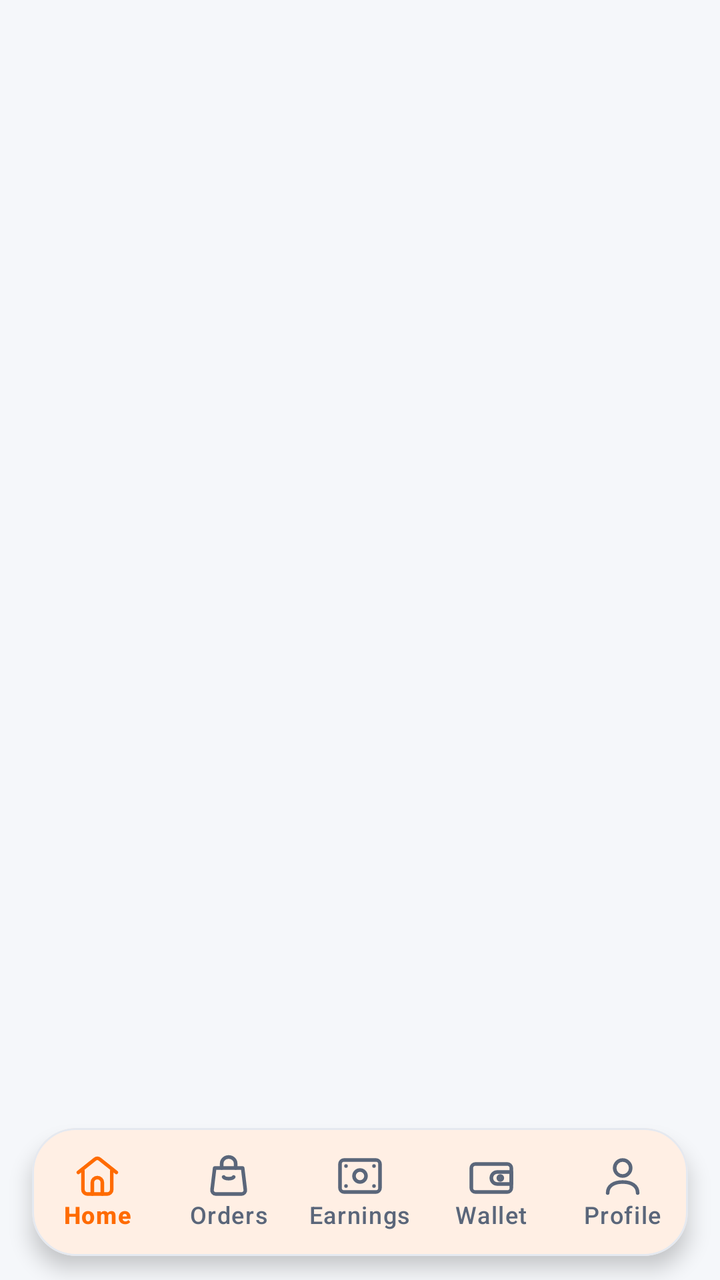
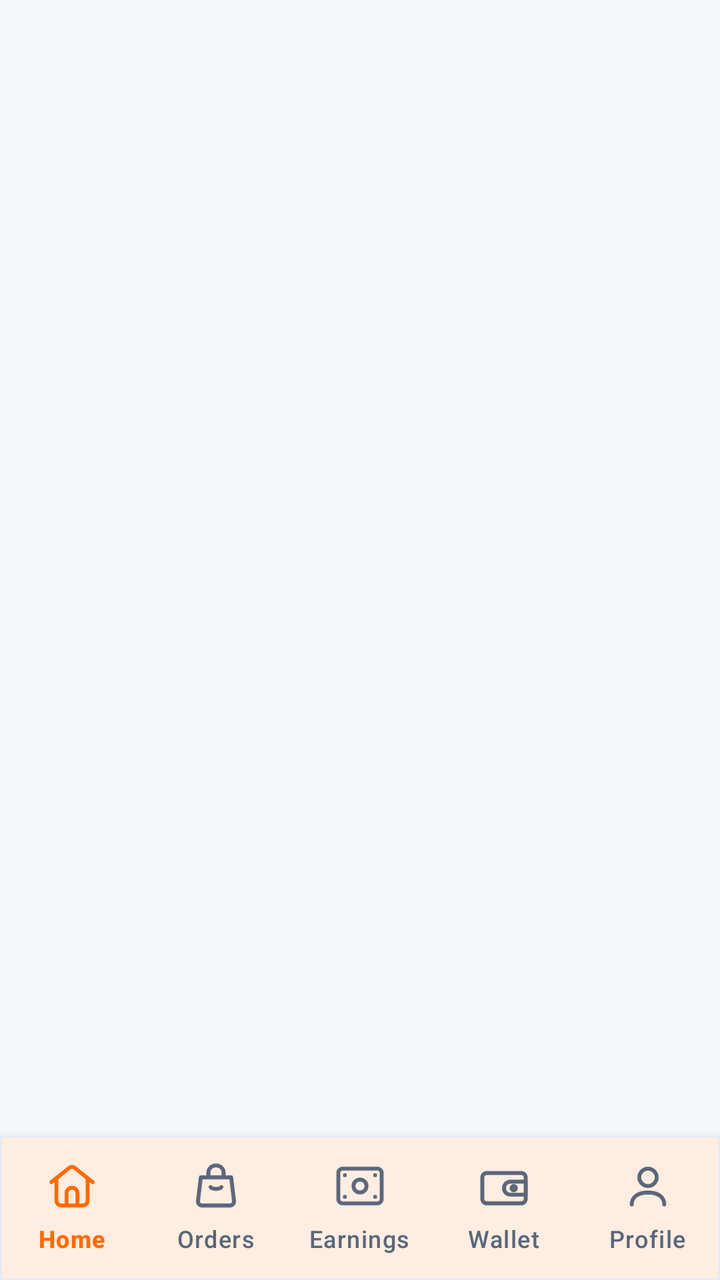

Compare the two renders of this Android layout. The source of the first and the diff that turns it into the second are given below.
<!-- AndroidManifest.xml: application theme Theme.AKRHunger -->
<!-- res/layout/activity_main.xml -->
<?xml version="1.0" encoding="utf-8"?>
<RelativeLayout
    xmlns:android="http://schemas.android.com/apk/res/android"
    xmlns:app="http://schemas.android.com/apk/res-auto"
    android:id="@+id/main_root"
    android:layout_width="match_parent"
    android:layout_height="match_parent"
    android:background="@color/background">

    
    <FrameLayout
        android:id="@+id/fragment_container"
        android:layout_width="match_parent"
        android:layout_height="match_parent"
        android:clipToPadding="false"
        android:paddingBottom="88dp" />

    
    <com.google.android.material.card.MaterialCardView
        android:id="@+id/card_bottom_nav"
        android:layout_width="match_parent"
        android:layout_height="wrap_content"
        android:layout_alignParentBottom="true"
        android:layout_marginStart="16dp"
        android:layout_marginEnd="16dp"
        android:layout_marginBottom="12dp"
        app:cardCornerRadius="22dp"
        app:cardElevation="6dp"
        app:strokeWidth="1dp"
        app:strokeColor="@color/card_border"
        app:cardBackgroundColor="@color/surface">

        <com.google.android.material.bottomnavigation.BottomNavigationView
            android:id="@+id/bottom_navigation"
            android:layout_width="match_parent"
            android:layout_height="64dp"
            android:background="@android:color/transparent"
            app:elevation="0dp"
            app:itemIconTint="@color/sel_bottom_nav_item"
            app:itemTextColor="@color/sel_bottom_nav_item"
            app:itemIconSize="24dp"
            app:itemRippleColor="@color/primary_10"
            app:itemActiveIndicatorStyle="@style/Widget.AKR.BottomNav.ActiveIndicator"
            app:itemTextAppearanceActive="@style/TextAppearance.AKR.BottomNav.Active"
            app:itemTextAppearanceInactive="@style/TextAppearance.AKR.BottomNav.Inactive"
            app:labelVisibilityMode="labeled"
            app:menu="@menu/delivery_bottom_nav_menu" />

    </com.google.android.material.card.MaterialCardView>

</RelativeLayout>
<!-- resources referenced by this layout -->
<resources>
  <color name="background">#F5F7FA</color>
  <color name="card_border">#E5E9F0</color>
  <color name="primary_10">#1AFF6B00</color>
  <color name="surface">#FFFFFF</color>
  <style name="TextAppearance.AKR.BottomNav.Active" parent="TextAppearance.Material3.LabelSmall">
          <item name="android:textSize">12sp</item>
          <item name="android:textStyle">bold</item>
          <item name="android:fontFamily">sans-serif-medium</item>
      </style>
  <style name="TextAppearance.AKR.BottomNav.Inactive" parent="TextAppearance.Material3.LabelSmall">
          <item name="android:textSize">12sp</item>
          <item name="android:textStyle">normal</item>
          <item name="android:fontFamily">sans-serif</item>
      </style>
  <style name="Widget.AKR.BottomNav.ActiveIndicator" parent="Widget.Material3.BottomNavigationView.ActiveIndicator">
          <item name="android:color">@color/primary_tint</item>
          <item name="android:width">48dp</item>
          <item name="android:height">32dp</item>
          <item name="shapeAppearance">@style/ShapeAppearance.AKR.Pill</item>
      </style>
  <color name="primary_tint">#FFF0E6</color>
  <style name="ShapeAppearance.AKR.Pill" parent="">
          <item name="cornerFamily">rounded</item>
          <item name="cornerSize">16dp</item>
      </style>
  <color name="primary">#FF6B00</color>
  <color name="primary_dark">#E85D04</color>
  <color name="on_primary">#FFFFFF</color>
  <color name="secondary">#E9A23B</color>
  <color name="on_secondary">#17212B</color>
  <color name="on_surface">#17212B</color>
  <color name="surface_variant">#EEF2F6</color>
  <color name="text_secondary">#5A667A</color>
  <style name="ThemeOverlay.AKR.BottomSheetDialog" parent="ThemeOverlay.Material3.BottomSheetDialog">
          <item name="bottomSheetStyle">@style/Widget.AKR.BottomSheet</item>
      </style>
  <style name="ShapeAppearance.AKR.Dialog" parent="">
          <item name="cornerFamily">rounded</item>
          <item name="cornerSize">24dp</item>
      </style>
  <style name="TextAppearance.AKR.Dialog.Title" parent="MaterialAlertDialog.Material3.Title.Text">
          <item name="android:textColor">@color/text_primary</item>
          <item name="android:textSize">19sp</item>
          <item name="android:fontFamily">sans-serif-black</item>
      </style>
  <style name="TextAppearance.AKR.Dialog.Body" parent="MaterialAlertDialog.Material3.Body.Text">
          <item name="android:textColor">@color/text_secondary</item>
          <item name="android:textSize">14sp</item>
          <item name="android:fontFamily">sans-serif</item>
          <item name="android:lineSpacingMultiplier">1.3</item>
      </style>
  <style name="Widget.AKR.Dialog.Button.Positive" parent="Widget.Material3.Button.TextButton.Dialog">
          <item name="android:textColor">@color/primary</item>
          <item name="android:fontFamily">sans-serif-bold</item>
          <item name="android:textSize">14sp</item>
          <item name="android:textAllCaps">false</item>
          <item name="cornerRadius">18dp</item>
      </style>
  <style name="Widget.AKR.Dialog.Button.Neutral" parent="Widget.Material3.Button.TextButton.Dialog">
          <item name="android:textColor">@color/info</item>
          <item name="android:fontFamily">sans-serif-bold</item>
          <item name="android:textSize">14sp</item>
          <item name="android:textAllCaps">false</item>
          <item name="cornerRadius">18dp</item>
      </style>
  <style name="Widget.AKR.BottomSheet" parent="Widget.Material3.BottomSheet">
          <item name="shapeAppearanceOverlay">@style/ShapeAppearance.AKR.BottomSheet</item>
          <item name="backgroundTint">@color/surface</item>
      </style>
  <color name="text_primary">#17212B</color>
  <color name="info">#2563EB</color>
  <style name="ShapeAppearance.AKR.BottomSheet" parent="">
          <item name="cornerFamily">rounded</item>
          <item name="cornerSizeTopLeft">28dp</item>
          <item name="cornerSizeTopRight">28dp</item>
      </style>
  <!-- unchanged entries left out for length: 3 -->
</resources>

<!-- the commit's change to res/layout/activity_main.xml (unified diff, before → after) -->
@@ -21,11 +21,8 @@
         android:layout_width="match_parent"
         android:layout_height="wrap_content"
         android:layout_alignParentBottom="true"
-        android:layout_marginStart="16dp"
-        android:layout_marginEnd="16dp"
-        android:layout_marginBottom="12dp"
-        app:cardCornerRadius="22dp"
-        app:cardElevation="6dp"
+        app:cardCornerRadius="0dp"
+        app:cardElevation="8dp"
         app:strokeWidth="1dp"
         app:strokeColor="@color/card_border"
         app:cardBackgroundColor="@color/surface">
@@ -33,16 +30,14 @@
         <com.google.android.material.bottomnavigation.BottomNavigationView
             android:id="@+id/bottom_navigation"
             android:layout_width="match_parent"
-            android:layout_height="64dp"
+            android:layout_height="72dp"
             android:background="@android:color/transparent"
             app:elevation="0dp"
             app:itemIconTint="@color/sel_bottom_nav_item"
             app:itemTextColor="@color/sel_bottom_nav_item"
-            app:itemIconSize="24dp"
+            app:itemIconSize="26dp"
             app:itemRippleColor="@color/primary_10"
-            app:itemActiveIndicatorStyle="@style/Widget.AKR.BottomNav.ActiveIndicator"
-            app:itemTextAppearanceActive="@style/TextAppearance.AKR.BottomNav.Active"
-            app:itemTextAppearanceInactive="@style/TextAppearance.AKR.BottomNav.Inactive"
+            app:itemActiveIndicatorStyle="@null"
             app:labelVisibilityMode="labeled"
             app:menu="@menu/delivery_bottom_nav_menu" />
 
<!-- resource entries referenced after the edit -->
@@ -4,27 +4,6 @@
   <color name="card_border">#E5E9F0</color>
   <color name="primary_10">#1AFF6B00</color>
   <color name="surface">#FFFFFF</color>
-  <style name="TextAppearance.AKR.BottomNav.Active" parent="TextAppearance.Material3.LabelSmall">
-          <item name="android:textSize">12sp</item>
-          <item name="android:textStyle">bold</item>
-          <item name="android:fontFamily">sans-serif-medium</item>
-      </style>
-  <style name="TextAppearance.AKR.BottomNav.Inactive" parent="TextAppearance.Material3.LabelSmall">
-          <item name="android:textSize">12sp</item>
-          <item name="android:textStyle">normal</item>
-          <item name="android:fontFamily">sans-serif</item>
-      </style>
-  <style name="Widget.AKR.BottomNav.ActiveIndicator" parent="Widget.Material3.BottomNavigationView.ActiveIndicator">
-          <item name="android:color">@color/primary_tint</item>
-          <item name="android:width">48dp</item>
-          <item name="android:height">32dp</item>
-          <item name="shapeAppearance">@style/ShapeAppearance.AKR.Pill</item>
-      </style>
-  <color name="primary_tint">#FFF0E6</color>
-  <style name="ShapeAppearance.AKR.Pill" parent="">
-          <item name="cornerFamily">rounded</item>
-          <item name="cornerSize">16dp</item>
-      </style>
   <color name="primary">#FF6B00</color>
   <color name="primary_dark">#E85D04</color>
   <color name="on_primary">#FFFFFF</color>
